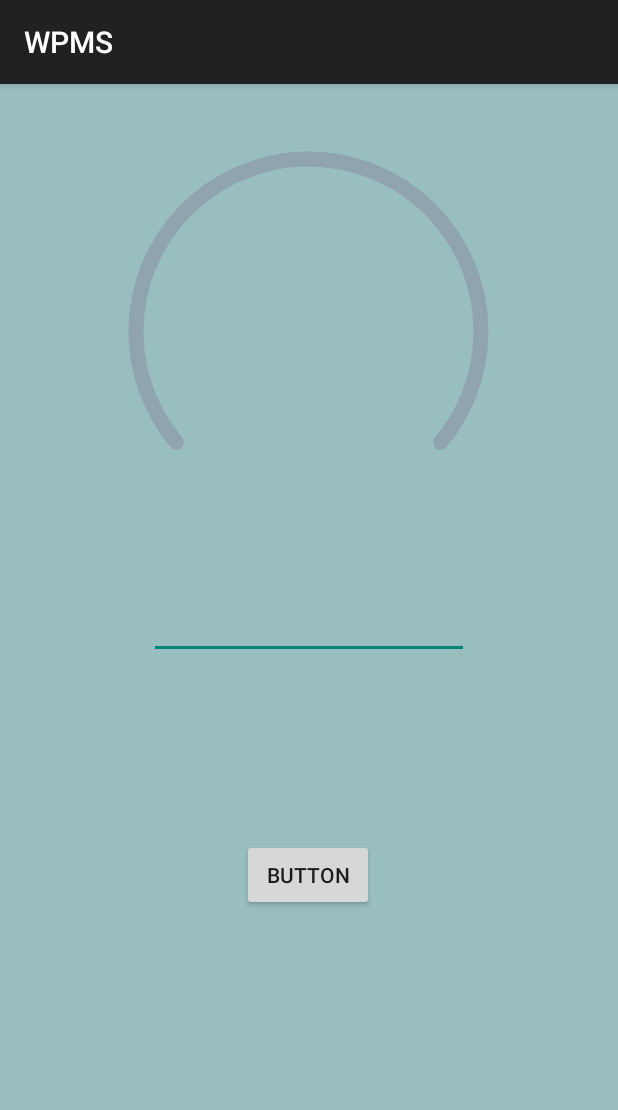
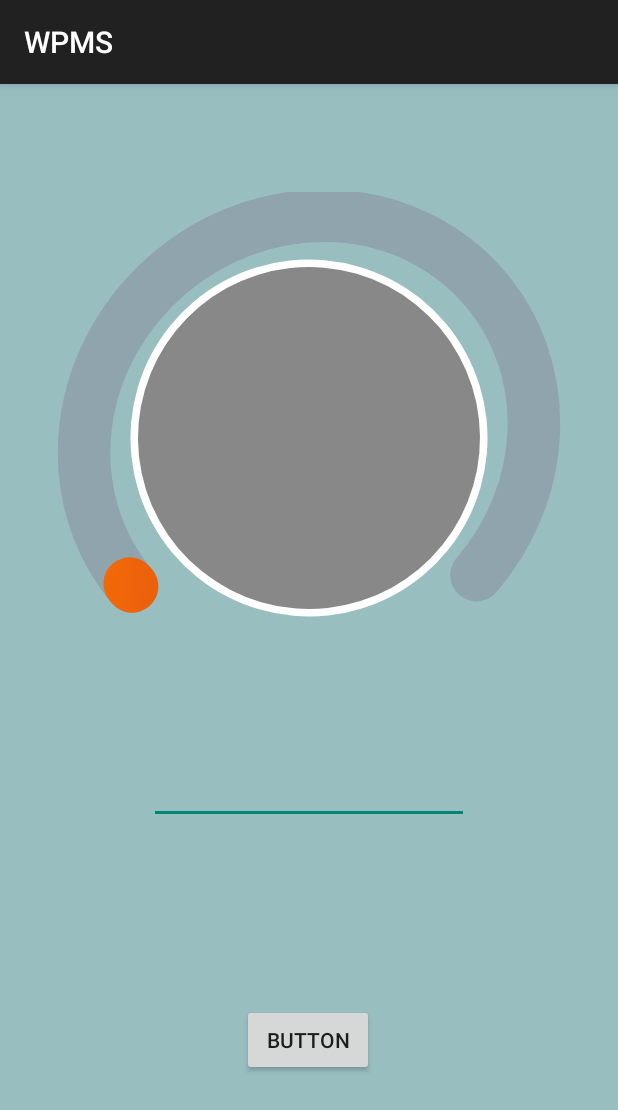
Before and after one commit to crdildy/WPMSProject, an Android app built with Jetpack Compose: the PatientHomeActivity screen opened directly, with no data from a screen before it, on a phone screen of 412 x 824 dp. Shown: the top 1110 px of the screen. Run offline under Robolectric (Android 15) with nearby library versions, the phone set to English and light mode, and no system bars.

Commit message:
Finished Threshold meter

```diff
--- a/app/src/main/java/com/example/wpms/home_activities/PatientHomeActivity.kt
+++ b/app/src/main/java/com/example/wpms/home_activities/PatientHomeActivity.kt
@@ -29,10 +29,12 @@ import androidx.compose.ui.tooling.preview.PreviewParameter
 import androidx.compose.ui.unit.dp
 import com.example.wpms.databinding.ActivityLogInBinding
 import com.example.wpms.databinding.ActivityPatientHomeBinding
+import kotlin.math.cos
 import kotlin.math.log
+import kotlin.math.sin
 
 class PatientHomeActivity : AppCompatActivity() {
-    private var pressureVal by mutableStateOf(0f)
+    private var pressureVal by mutableStateOf(1f)
     private lateinit var binding: ActivityPatientHomeBinding
     override fun onCreate(savedInstanceState: Bundle?) {
         super.onCreate(savedInstanceState)
@@ -44,6 +46,7 @@ class PatientHomeActivity : AppCompatActivity() {
 
         // Find the ComposeView
         val composeView = findViewById<ComposeView>(R.id.composeView)
+
 
         // Set content for ComposeView
         composeView.setContent {
@@ -65,6 +68,8 @@ class PatientHomeActivity : AppCompatActivity() {
                 // Handle the case where the EditText is empty
             }
         }
+
+
     }
     fun pressureUpdate(pressure: Float){
         pressureVal = pressure
@@ -77,20 +82,21 @@ class PatientHomeActivity : AppCompatActivity() {
     }
 
     @Composable
-    fun CustomProgressBar(pressure: Float) {
+    fun CustomProgressBar(pressurePercentage: Float = 1.0f) {
         Canvas(
             modifier = Modifier
                 .size(150.dp)
-                .padding(10.dp)
+                .padding(20.dp)
                 .rotate(140f)
         ) {
+            val radius = size.minDimension / 2
             // Background Arc
             drawArc(
                 color = Color(android.graphics.Color.parseColor("#90A4AE")),
                 0f,
                 260f,
                 false,
-                style = Stroke(10.dp.toPx(), cap = StrokeCap.Round),
+                style = Stroke(35.dp.toPx(), cap = StrokeCap.Round),
                 size = Size(size.width, size.height)
             )
 
@@ -101,10 +107,20 @@ class PatientHomeActivity : AppCompatActivity() {
                     Color(android.graphics.Color.parseColor("#ff8200"))
                 )),
                 0f,
-                pressure,
+                pressurePercentage,
                 false,
-                style = Stroke(10.dp.toPx(), cap = StrokeCap.Round),
+                style = Stroke(35.dp.toPx(), cap = StrokeCap.Round),
                 size = Size(size.width, size.height)
+            )
+
+            // Profile Picture
+            drawCircle(
+                color = Color.White,
+                radius =  radius - 25.dp.toPx(),
+            )
+            drawCircle(
+                color = Color.Gray,
+                radius = radius - 30.dp.toPx(),
             )
         }
     }
--- a/app/src/main/res/layout/activity_patient_home.xml
+++ b/app/src/main/res/layout/activity_patient_home.xml
@@ -8,14 +8,16 @@
 
     <androidx.compose.ui.platform.ComposeView
         android:id="@+id/composeView"
-        android:layout_width="250dp"
-        android:layout_height="250dp"
-        android:layout_marginTop="40dp"
-        tools:composableName="com.example.wpms.home_activities.PatientHomeActivity.ProgressBarPreview"
+        android:layout_width="0dp"
+        android:layout_height="328dp"
+        android:layout_marginStart="32dp"
+        android:layout_marginTop="72dp"
+        android:layout_marginEnd="32dp"
         app:layout_constraintEnd_toEndOf="parent"
-        app:layout_constraintHorizontal_bias="0.496"
+        app:layout_constraintHorizontal_bias="0.0"
         app:layout_constraintStart_toStartOf="parent"
-        app:layout_constraintTop_toTopOf="parent" />
+        app:layout_constraintTop_toTopOf="parent"
+        tools:composableName="com.example.wpms.home_activities.PatientHomeActivity.ProgressBarPreview" />
 
     <EditText
         android:id="@+id/testPressure"
@@ -39,4 +41,6 @@
         app:layout_constraintStart_toStartOf="parent"
         app:layout_constraintTop_toBottomOf="@+id/testPressure" />
 
+
+
 </androidx.constraintlayout.widget.ConstraintLayout>
```
Also changed, not shown: app/src/main/res/drawable/custom_progressbar_drawable.xml (deleted, +0 -23 lines), app/src/main/res/drawable/profile_frame.png (deleted).
